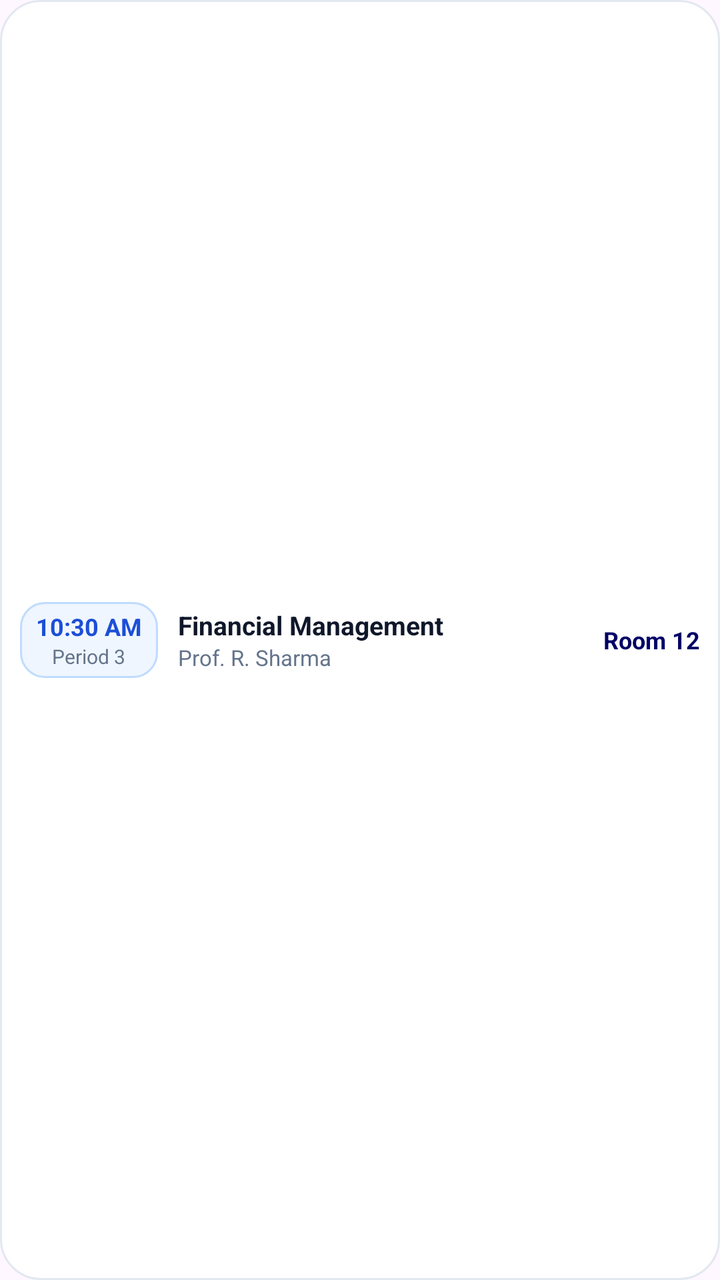
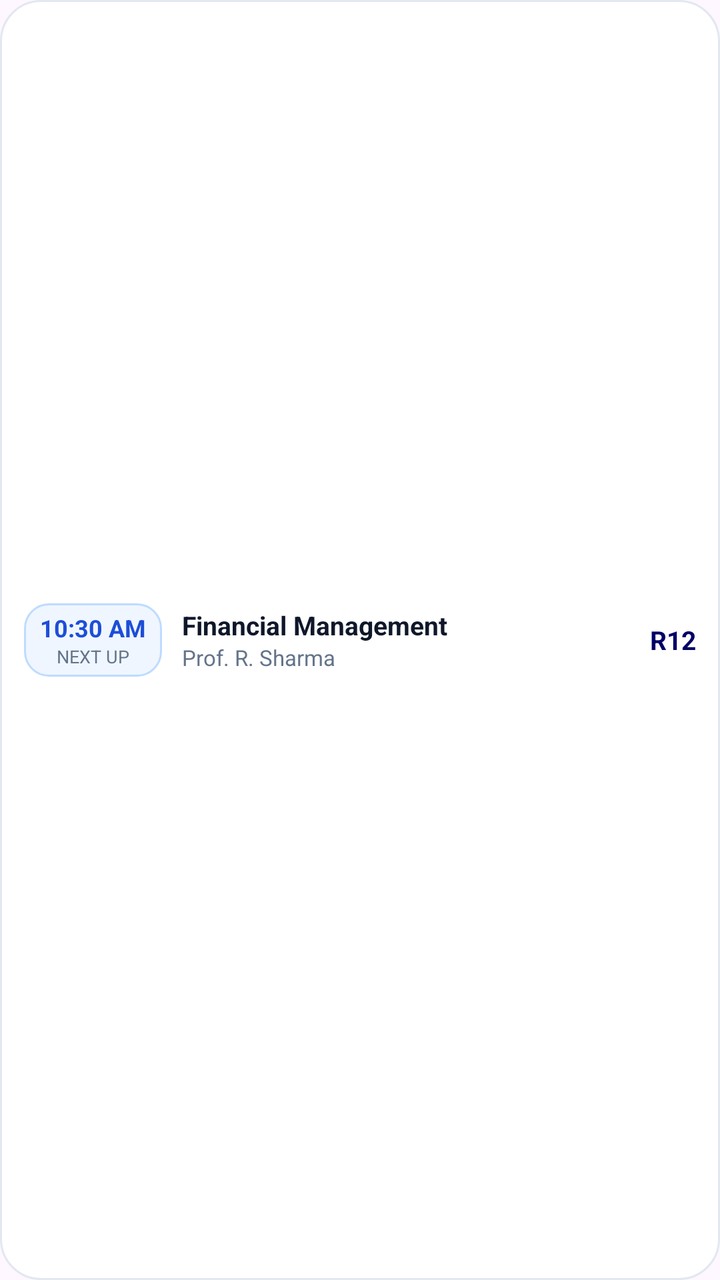

Screens rendered from an Android XML layout before and after an edit, with the pre-edit source and the edit as a unified diff.
<!-- AndroidManifest.xml: application theme Theme.SRCCTimetableWidget -->
<!-- res/layout/widget_4x1.xml -->
<?xml version="1.0" encoding="utf-8"?>
<LinearLayout xmlns:android="http://schemas.android.com/apk/res/android"
    android:id="@+id/widget_4x1_root"
    android:layout_width="match_parent"
    android:layout_height="match_parent"
    android:orientation="horizontal"
    android:background="@drawable/widget_bg_card"
    android:padding="10dp"
    android:gravity="center_vertical">

    
    <LinearLayout
        android:layout_width="wrap_content"
        android:layout_height="wrap_content"
        android:orientation="vertical"
        android:background="@drawable/badge_room"
        android:paddingLeft="8dp"
        android:paddingRight="8dp"
        android:paddingTop="4dp"
        android:paddingBottom="4dp"
        android:gravity="center">

        <TextView
            android:id="@+id/tv_4x1_time"
            android:layout_width="wrap_content"
            android:layout_height="wrap_content"
            android:text="10:30 AM"
            android:textColor="@color/widget_pill_text"
            android:textSize="12sp"
            android:textStyle="bold" />

        <TextView
            android:id="@+id/tv_4x1_period"
            android:layout_width="wrap_content"
            android:layout_height="wrap_content"
            android:text="Period 3"
            android:textColor="@color/widget_text_secondary"
            android:textSize="10sp" />
    </LinearLayout>

    
    <LinearLayout
        android:layout_width="0dp"
        android:layout_height="wrap_content"
        android:layout_weight="1"
        android:layout_marginStart="10dp"
        android:layout_marginEnd="8dp"
        android:orientation="vertical">

        <TextView
            android:id="@+id/tv_4x1_subject"
            android:layout_width="wrap_content"
            android:layout_height="wrap_content"
            android:text="Financial Management"
            android:textColor="@color/widget_text_primary"
            android:textSize="13sp"
            android:textStyle="bold"
            android:maxLines="1"
            android:ellipsize="end" />

        <TextView
            android:id="@+id/tv_4x1_teacher"
            android:layout_width="wrap_content"
            android:layout_height="wrap_content"
            android:text="Prof. R. Sharma"
            android:textColor="@color/widget_text_secondary"
            android:textSize="11sp"
            android:maxLines="1"
            android:ellipsize="end" />
    </LinearLayout>

    
    <LinearLayout
        android:layout_width="wrap_content"
        android:layout_height="wrap_content"
        android:orientation="vertical"
        android:gravity="end">

        <TextView
            android:id="@+id/tv_4x1_room"
            android:layout_width="wrap_content"
            android:layout_height="wrap_content"
            android:text="Room 12"
            android:textColor="@color/srcc_navy"
            android:textSize="12sp"
            android:textStyle="bold" />

        <TextView
            android:id="@+id/tv_4x1_leave_tag"
            android:layout_width="wrap_content"
            android:layout_height="wrap_content"
            android:text="🏖️ Leave"
            android:background="@drawable/badge_leave"
            android:paddingLeft="6dp"
            android:paddingRight="6dp"
            android:paddingTop="2dp"
            android:paddingBottom="2dp"
            android:textColor="@color/widget_leave_text"
            android:textSize="10sp"
            android:textStyle="bold"
            android:visibility="gone" />
    </LinearLayout>

</LinearLayout>
<!-- resources referenced by this layout -->
<resources>
  <color name="srcc_navy">#000066</color>
  <color name="widget_leave_text">#B45309</color>
  <color name="widget_pill_text">#1D4ED8</color>
  <color name="widget_text_primary">#0F172A</color>
  <color name="widget_text_secondary">#64748B</color>
  <!-- drawable badge_leave (drawable) -->
  <?xml version="1.0" encoding="utf-8"?>
  <shape xmlns:android="http://schemas.android.com/apk/res/android">
      <solid android:color="@color/widget_leave_bg" />
      <corners android:radius="12dp" />
      <stroke android:width="1dp" android:color="#FDE68A" />
  </shape>
  <!-- drawable badge_room (drawable) -->
  <?xml version="1.0" encoding="utf-8"?>
  <shape xmlns:android="http://schemas.android.com/apk/res/android">
      <solid android:color="@color/widget_pill_bg" />
      <corners android:radius="12dp" />
      <stroke android:width="1dp" android:color="#BFDBFE" />
  </shape>
  <!-- drawable widget_bg_card (drawable) -->
  <?xml version="1.0" encoding="utf-8"?>
  <shape xmlns:android="http://schemas.android.com/apk/res/android">
      <solid android:color="@color/widget_bg_light" />
      <corners android:radius="20dp" />
      <stroke android:width="1dp" android:color="@color/widget_border" />
  </shape>
  <style name="Theme.SRCCTimetableWidget" parent="Theme.Material3.DayNight.NoActionBar">
          <item name="colorPrimary">@color/srcc_navy</item>
          <item name="colorSecondary">@color/srcc_gold</item>
          <item name="android:statusBarColor">@color/srcc_navy</item>
      </style>
  <color name="widget_leave_bg">#FEF3C7</color>
  <color name="widget_pill_bg">#EFF6FF</color>
  <color name="widget_bg_light">#FFFFFF</color>
  <color name="widget_border">#E2E8F0</color>
  <color name="srcc_gold">#F59E0B</color>
</resources>

<!-- the commit's change to res/layout/widget_4x1.xml (unified diff, before → after) -->
@@ -5,7 +5,10 @@
     android:layout_height="match_parent"
     android:orientation="horizontal"
     android:background="@drawable/widget_bg_card"
-    android:padding="10dp"
+    android:paddingLeft="12dp"
+    android:paddingRight="12dp"
+    android:paddingTop="8dp"
+    android:paddingBottom="8dp"
     android:gravity="center_vertical">
 
     
@@ -33,9 +36,9 @@
             android:id="@+id/tv_4x1_period"
             android:layout_width="wrap_content"
             android:layout_height="wrap_content"
-            android:text="Period 3"
+            android:text="NEXT UP"
             android:textColor="@color/widget_text_secondary"
-            android:textSize="10sp" />
+            android:textSize="9sp" />
     </LinearLayout>
 
     
@@ -43,6 +46,8 @@
         android:layout_width="0dp"
         android:layout_height="wrap_content"
         android:layout_weight="1"
+        android:layout_marginLeft="10dp"
+        android:layout_marginRight="8dp"
         android:layout_marginStart="10dp"
         android:layout_marginEnd="8dp"
         android:orientation="vertical">
@@ -74,15 +79,15 @@
         android:layout_width="wrap_content"
         android:layout_height="wrap_content"
         android:orientation="vertical"
-        android:gravity="end">
+        android:gravity="center_vertical|end">
 
         <TextView
             android:id="@+id/tv_4x1_room"
             android:layout_width="wrap_content"
             android:layout_height="wrap_content"
-            android:text="Room 12"
+            android:text="R12"
             android:textColor="@color/srcc_navy"
-            android:textSize="12sp"
+            android:textSize="13sp"
             android:textStyle="bold" />
 
         <TextView
@@ -96,7 +101,7 @@
             android:paddingTop="2dp"
             android:paddingBottom="2dp"
             android:textColor="@color/widget_leave_text"
-            android:textSize="10sp"
+            android:textSize="9sp"
             android:textStyle="bold"
             android:visibility="gone" />
     </LinearLayout>
